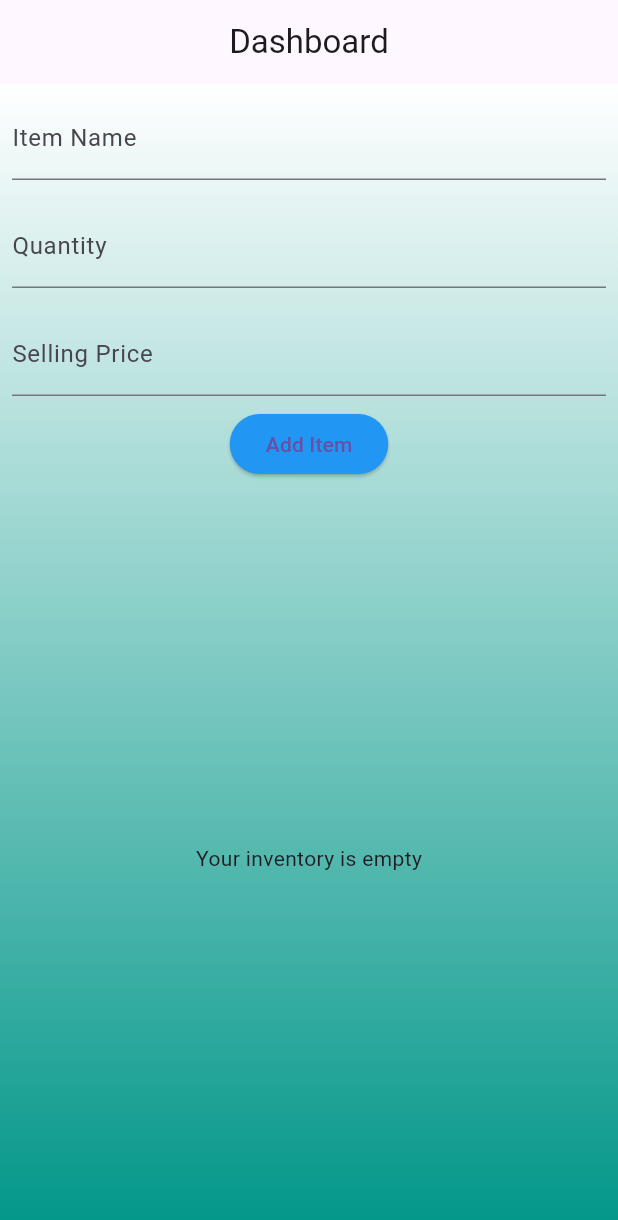
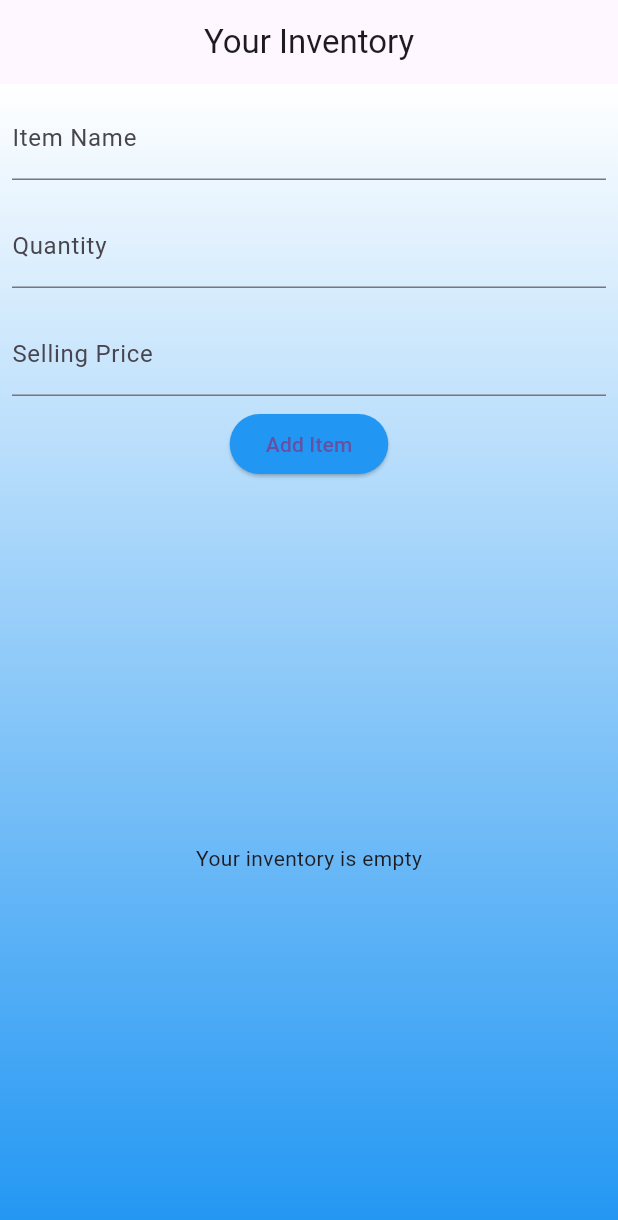
Before and after one commit to rojanparajuli/Inventory, a Flutter app: the InventoryPage screen opened directly, on a phone screen of 412 x 824 dp. Shown: the top 1220 px of the screen. Run offline on Flutter 3.47's test engine with Material 3 defaults, Android fonts, the phone set to English and light mode, and no system bars; our stand-ins replace fl_chart, flutter_svg, get, sqflite; missing offline and left inert: barcode; accounts and stored records are empty.

Commit message:
dashboard

```diff
--- a/lib/view/home/inventory_screen.dart
+++ b/lib/view/home/inventory_screen.dart
@@ -16,7 +16,7 @@ class InventoryPage extends StatelessWidget {
   Widget build(BuildContext context) {
     return Scaffold(
       appBar: AppBar(
-        title: const Center(child: Text('Dashboard')),
+        title: const Center(child: Text('Your Inventory')),
         automaticallyImplyLeading: false,
       ),
       body: Container(
@@ -24,7 +24,7 @@ class InventoryPage extends StatelessWidget {
           gradient: LinearGradient(
             begin: Alignment.topCenter,
             end: Alignment.bottomCenter,
-            colors: [Colors.white, Colors.teal],
+            colors: [Colors.white, Colors.blue],
           ),
         ),
         child: Column(
@@ -92,7 +92,8 @@ class InventoryPage extends StatelessWidget {
                               : Colors.transparent,
                           child: ListTile(
                             title: Text('ID: ${item.id} - ${item.name}'),
-                            subtitle: Text('Quantity: ${item.quantity}'),
+                            subtitle: Text('Quantity: ${item.quantity} price : ${item.sellingPrice}'),
+
                             onTap: () {
                               Get.to(() => ItemDetailsPage(item: item));
                             },
```
Also changed, not shown: lib/view/dashboard/dashboard.dart (+11 -3 lines).
